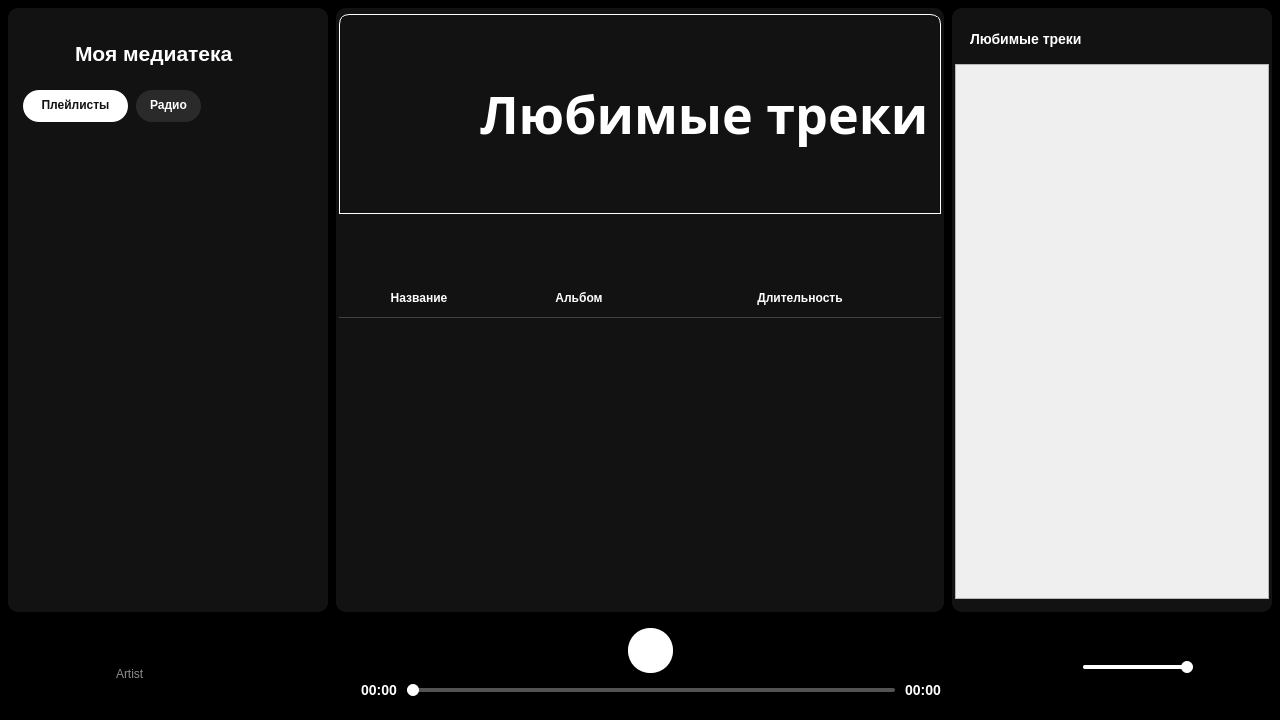
First picture: the form in app/client/ui/ui_main.ui, repository Maxim-101B/Spotato, before the edit.
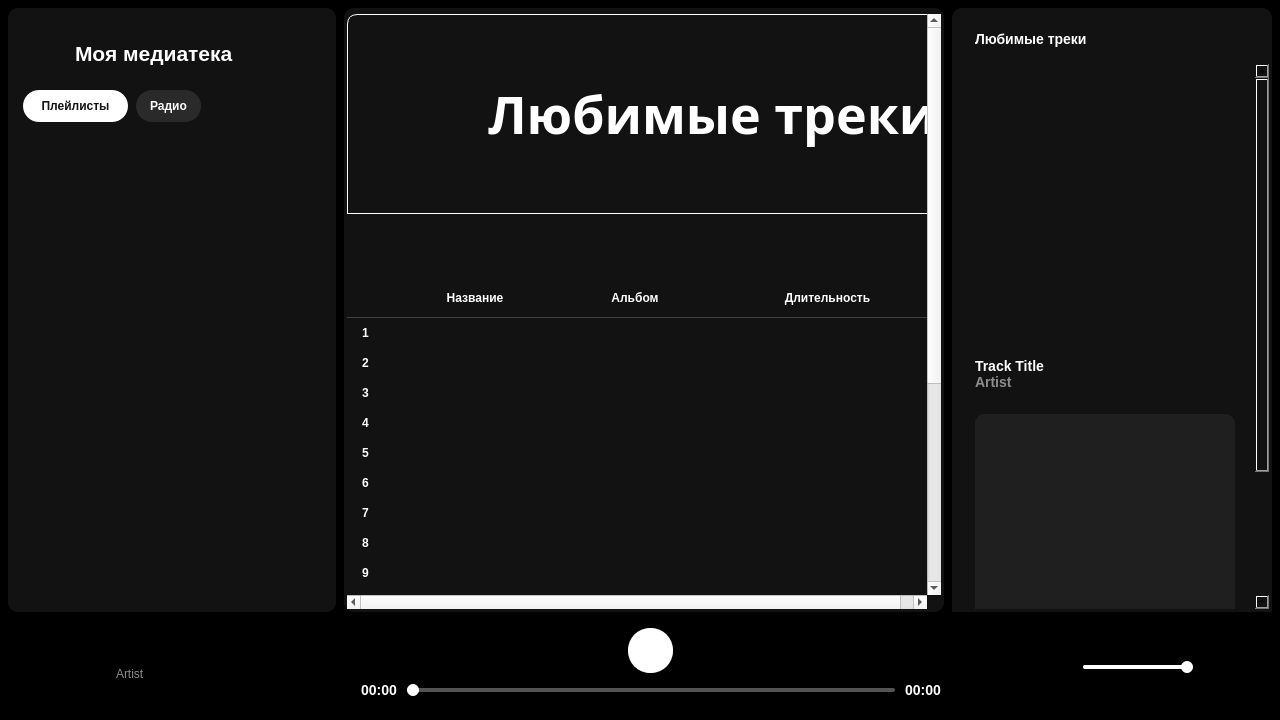
Second picture: the form after the edit. Icons and pictures are not drawn.

```diff
--- a/app/client/ui/ui_main.ui
+++ b/app/client/ui/ui_main.ui
@@ -111,7 +111,7 @@
       <property name="layoutDirection">
        <enum>Qt::LayoutDirection::LeftToRight</enum>
       </property>
-      <layout class="QHBoxLayout" name="horizontalLayout_5" stretch="1,3,1">
+      <layout class="QHBoxLayout" name="horizontalLayout_5" stretch="2,3,0">
        <property name="spacing">
         <number>8</number>
        </property>
@@ -143,7 +143,7 @@
          </property>
          <property name="maximumSize">
           <size>
-           <width>400</width>
+           <width>380</width>
            <height>16777215</height>
           </size>
          </property>
@@ -180,10 +180,7 @@
             </property>
             <property name="styleSheet">
              <string notr="true">#Content_L{
-	padding-left: 12px;
-	padding-right: 12px;
-	padding-top: 20px;
-	padding-bottom: 20px;
+	padding: 20px 12px;
 }
 
 QLabel {
@@ -446,7 +443,7 @@
 	color: white;  
     border: none;
     border-radius: 16px;
-	padding: 0px, 3px, 0px, 0px;
+	padding: 0px 3px 0px 3px;
 	font: 75 15px &quot;Onest&quot;;
 	font-weight: bold;
 }
@@ -477,7 +474,7 @@
                  <number>0</number>
                 </property>
                 <item>
-                 <widget class="QPushButton" name="radio_mode">
+                 <widget class="QPushButton" name="playlist_mode">
                   <property name="sizePolicy">
                    <sizepolicy hsizetype="Fixed" vsizetype="Fixed">
                     <horstretch>0</horstretch>
@@ -511,7 +508,7 @@
                  </widget>
                 </item>
                 <item>
-                 <widget class="QPushButton" name="playlist_mode">
+                 <widget class="QPushButton" name="radio_mode">
                   <property name="sizePolicy">
                    <sizepolicy hsizetype="Fixed" vsizetype="Fixed">
                     <horstretch>0</horstretch>
@@ -663,7 +660,7 @@
          </property>
          <property name="maximumSize">
           <size>
-           <width>900</width>
+           <width>1120</width>
            <height>16777215</height>
           </size>
          </property>
@@ -682,10 +679,7 @@
 	border-radius: 10px;
 	background-color: rgb(18, 18, 18);
 	color: white;
-	padding-left: 0px;
-	padding-right: 0px;
-	padding-top: 0px;
-	padding-bottom: 10px;    
+	padding: 0px, 10px, 0px, 0px;
 }
 
 #playlist_Widget{
@@ -788,10 +782,16 @@
               <rect>
                <x>0</x>
                <y>0</y>
-               <width>608</width>
-               <height>594</height>
+               <width>590</width>
+               <height>1056</height>
               </rect>
              </property>
+             <property name="sizePolicy">
+              <sizepolicy hsizetype="Expanding" vsizetype="Expanding">
+               <horstretch>0</horstretch>
+               <verstretch>0</verstretch>
+              </sizepolicy>
+             </property>
              <property name="styleSheet">
               <string notr="true">#scroll_widget {
     background-color: rgb(18, 18, 18);
@@ -817,7 +817,7 @@
               <item alignment="Qt::AlignmentFlag::AlignTop">
                <widget class="QFrame" name="playlist_frame">
                 <property name="sizePolicy">
-                 <sizepolicy hsizetype="Preferred" vsizetype="Preferred">
+                 <sizepolicy hsizetype="Expanding" vsizetype="Expanding">
                   <horstretch>0</horstretch>
                   <verstretch>0</verstretch>
                  </sizepolicy>
@@ -844,7 +844,7 @@
                  <item alignment="Qt::AlignmentFlag::AlignTop">
                   <widget class="QFrame" name="main_top_frame">
                    <property name="sizePolicy">
-                    <sizepolicy hsizetype="Preferred" vsizetype="Fixed">
+                    <sizepolicy hsizetype="Preferred" vsizetype="Expanding">
                      <horstretch>0</horstretch>
                      <verstretch>0</verstretch>
                     </sizepolicy>
@@ -858,7 +858,7 @@
                    <property name="maximumSize">
                     <size>
                      <width>16777215</width>
-                     <height>200</height>
+                     <height>300</height>
                     </size>
                    </property>
                    <property name="styleSheet">
@@ -958,7 +958,7 @@
                  <item alignment="Qt::AlignmentFlag::AlignTop">
                   <widget class="QFrame" name="list_control">
                    <property name="sizePolicy">
-                    <sizepolicy hsizetype="Preferred" vsizetype="Fixed">
+                    <sizepolicy hsizetype="Preferred" vsizetype="Expanding">
                      <horstretch>0</horstretch>
                      <verstretch>0</verstretch>
                     </sizepolicy>
@@ -974,8 +974,7 @@
                    </property>
                    <property name="styleSheet">
                     <string notr="true">#list_control{
-	padding-left: 10px;
-	padding-right: 10px;
+	padding: 0px 10px;
 }
 
 QPushButton{
@@ -1220,7 +1219,7 @@
                  <item>
                   <widget class="QFrame" name="playlist_widget_frame">
                    <property name="sizePolicy">
-                    <sizepolicy hsizetype="Preferred" vsizetype="Fixed">
+                    <sizepolicy hsizetype="Preferred" vsizetype="Preferred">
                      <horstretch>0</horstretch>
                      <verstretch>0</verstretch>
                     </sizepolicy>
@@ -1241,7 +1240,13 @@
                     <property name="bottomMargin">
                      <number>0</number>
                     </property>
-                    <item alignment="Qt::AlignmentFlag::AlignTop">
+                   </layout>
+                  </widget>
+                 </item>
+                </layout>
+               </widget>
+              </item>
+              <item>
                      <widget class="QTableWidget" name="playlist_Widget">
                       <property name="sizePolicy">
                        <sizepolicy hsizetype="Preferred" vsizetype="Fixed">
@@ -1389,7 +1394,7 @@
                        <bool>true</bool>
                       </property>
                       <property name="rowCount">
-                       <number>0</number>
+                 <number>20</number>
                       </property>
                       <property name="columnCount">
                        <number>3</number>
@@ -1412,6 +1417,26 @@
                       <attribute name="verticalHeaderStretchLastSection">
                        <bool>false</bool>
                       </attribute>
+                <row/>
+                <row/>
+                <row/>
+                <row/>
+                <row/>
+                <row/>
+                <row/>
+                <row/>
+                <row/>
+                <row/>
+                <row/>
+                <row/>
+                <row/>
+                <row/>
+                <row/>
+                <row/>
+                <row/>
+                <row/>
+                <row/>
+                <row/>
                       <column>
                        <property name="text">
                         <string>Название</string>
@@ -1431,12 +1456,6 @@
                     </item>
                    </layout>
                   </widget>
-                 </item>
-                </layout>
-               </widget>
-              </item>
-             </layout>
-            </widget>
            </widget>
           </item>
          </layout>
@@ -1461,20 +1480,42 @@
          </property>
          <property name="maximumSize">
           <size>
-           <width>16777215</width>
+           <width>388</width>
            <height>16777215</height>
           </size>
          </property>
          <property name="styleSheet">
           <string notr="true">#RightSideBar{
-	border-radius: 10px;
 	background-color: rgb(18, 18, 18);
 	color: white;
+	padding: 0px, 0px, 0px, 0px;
+    border-top-left-radius: 10px;
+    border-top-right-radius: 10px;
 }
-</string>
+
+#Content_R{
+	border-top-left-radius: 10px;
+    border-top-right-radius: 10px;
+}
+
+QLabel{
+    font-family: &quot;Onest ExtraBold&quot;;
+    font-weight: 800; /* Extra Bold */
+    font-size: 14px;
+    color: white;
+    background-color: transparent;
+    border: none;
+    padding: 0px;
+    margin: 0px;
+}
+
+QWidget{
+	background-color: rgb(18, 18, 18);
+	border: none;	
+}</string>
          </property>
          <property name="alignment">
-          <set>Qt::AlignmentFlag::AlignRight|Qt::AlignmentFlag::AlignTrailing|Qt::AlignmentFlag::AlignVCenter</set>
+          <set>Qt::AlignmentFlag::AlignCenter</set>
          </property>
          <property name="flat">
           <bool>true</bool>
@@ -1516,20 +1557,7 @@
              <enum>Qt::LayoutDirection::LeftToRight</enum>
             </property>
             <property name="styleSheet">
-             <string notr="true">QLabel{
-    font-family: &quot;Onest ExtraBold&quot;;
-    font-weight: 800; /* Extra Bold */
-    font-size: 14px;
-    color: white;
-    background-color: transparent;
-    border: none;
-    padding: 0px;
-    margin: 0px;
-}
-
-#Content_R{
-	padding: 0px, 10px, 0px, 10px;
-}</string>
+             <string notr="true"/>
             </property>
             <layout class="QVBoxLayout" name="verticalLayout_5">
              <property name="spacing">
@@ -1550,7 +1578,7 @@
              <item>
               <widget class="QFrame" name="top_rsb">
                <property name="sizePolicy">
-                <sizepolicy hsizetype="Preferred" vsizetype="Fixed">
+                <sizepolicy hsizetype="Expanding" vsizetype="Fixed">
                  <horstretch>0</horstretch>
                  <verstretch>0</verstretch>
                 </sizepolicy>
@@ -1562,27 +1590,32 @@
                 </size>
                </property>
                <property name="styleSheet">
-                <string notr="true">QLabel{
+                <string notr="true">#top_rsb{
+	border-radius: 10px;
+}
+
+QLabel{
 	font: 800 11pt &quot;Onest&quot;;
 }
 
 QPushButton{
 	background: transparent;
 	border: none;
-}</string>
+}
+</string>
                </property>
                <layout class="QHBoxLayout" name="horizontalLayout_7">
                 <property name="spacing">
                  <number>0</number>
                 </property>
                 <property name="leftMargin">
-                 <number>15</number>
+                 <number>20</number>
                 </property>
                 <property name="topMargin">
                  <number>0</number>
                 </property>
                 <property name="rightMargin">
-                 <number>15</number>
+                 <number>20</number>
                 </property>
                 <property name="bottomMargin">
                  <number>0</number>
@@ -1590,7 +1623,7 @@
                 <item alignment="Qt::AlignmentFlag::AlignLeft">
                  <widget class="QLabel" name="playlist_name_rsb">
                   <property name="sizePolicy">
-                   <sizepolicy hsizetype="Preferred" vsizetype="Fixed">
+                   <sizepolicy hsizetype="Fixed" vsizetype="Fixed">
                     <horstretch>0</horstretch>
                     <verstretch>0</verstretch>
                    </sizepolicy>
@@ -1637,58 +1670,405 @@
              </item>
              <item>
               <widget class="QScrollArea" name="scrollArea_2">
+               <property name="sizePolicy">
+                <sizepolicy hsizetype="Expanding" vsizetype="MinimumExpanding">
+                 <horstretch>0</horstretch>
+                 <verstretch>0</verstretch>
+                </sizepolicy>
+               </property>
+               <property name="styleSheet">
+                <string notr="true">/* Вертикальная полоса прокрутки в стиле Spotify */
+QScrollBar:vertical {
+    border: none;
+    background: #121212; /* Темный фон как в Spotify */
+    width: 5px; /* Ширина полосы прокрутки */
+    margin: 0px 0px 0px 0px;
+}
+
+/* Слайдер (handle) полосы прокрутки */
+QScrollBar::handle:vertical {
+    background: #535353; /* Серый цвет как у неактивных элементов */
+    min-height: 30px; /* Минимальная высота handle */
+    max-height: 40px;
+    border-radius: 2.4px; /* Закругленные углы */
+}
+
+/* Слайдер при наведении */
+QScrollBar::handle:vertical:hover {
+    background: #686868; /* Светлее при наведении */
+}
+
+/* Слайдер при нажатии */
+QScrollBar::handle:vertical:pressed {
+    background: #1DB954; /* Зеленый Spotify при активном взаимодействии */
+}
+
+/* Верхняя и нижняя кнопки (стрелки) - скрываем */
+QScrollBar::add-line:vertical, QScrollBar::sub-line:vertical {
+    border: none;
+    background: none;
+    height: 0px;
+}
+
+/* Дополнительное пространство сверху и снизу */
+QScrollBar::add-page:vertical, QScrollBar::sub-page:vertical {
+    background: none;
+}
+
+/* Горизонтальная полоса - скрываем */
+QScrollBar:horizontal {
+    height: 0px;
+}</string>
+               </property>
+               <property name="verticalScrollBarPolicy">
+                <enum>Qt::ScrollBarPolicy::ScrollBarAsNeeded</enum>
+               </property>
+               <property name="horizontalScrollBarPolicy">
+                <enum>Qt::ScrollBarPolicy::ScrollBarAlwaysOff</enum>
+               </property>
+               <property name="sizeAdjustPolicy">
+                <enum>QAbstractScrollArea::SizeAdjustPolicy::AdjustIgnored</enum>
+               </property>
                <property name="widgetResizable">
                 <bool>true</bool>
                </property>
+               <property name="alignment">
+                <set>Qt::AlignmentFlag::AlignCenter</set>
+               </property>
                <widget class="QWidget" name="scroll_rsb">
                 <property name="geometry">
                  <rect>
                   <x>0</x>
                   <y>0</y>
-                  <width>318</width>
-                  <height>542</height>
+                  <width>315</width>
+                  <height>715</height>
                  </rect>
                 </property>
+                <property name="sizePolicy">
+                 <sizepolicy hsizetype="Expanding" vsizetype="Expanding">
+                  <horstretch>0</horstretch>
+                  <verstretch>0</verstretch>
+                 </sizepolicy>
+                </property>
+                <property name="layoutDirection">
+                 <enum>Qt::LayoutDirection::LeftToRight</enum>
+                </property>
+                <property name="styleSheet">
+                 <string notr="true"/>
+                </property>
+                <layout class="QVBoxLayout" name="verticalLayout_9" stretch="0,0,0">
+                 <property name="spacing">
+                  <number>15</number>
+                 </property>
+                 <property name="sizeConstraint">
+                  <enum>QLayout::SizeConstraint::SetMinimumSize</enum>
+                 </property>
+                 <property name="leftMargin">
+                  <number>0</number>
+                 </property>
+                 <property name="topMargin">
+                  <number>0</number>
+                 </property>
+                 <property name="rightMargin">
+                  <number>0</number>
+                 </property>
+                 <property name="bottomMargin">
+                  <number>15</number>
+                 </property>
+                 <item>
+                  <widget class="QFrame" name="cov">
+                   <property name="sizePolicy">
+                    <sizepolicy hsizetype="Preferred" vsizetype="Preferred">
+                     <horstretch>0</horstretch>
+                     <verstretch>0</verstretch>
+                    </sizepolicy>
+                   </property>
+                   <property name="minimumSize">
+                    <size>
+                     <width>270</width>
+                     <height>270</height>
+                    </size>
+                   </property>
+                   <property name="maximumSize">
+                    <size>
+                     <width>16777215</width>
+                     <height>348</height>
+                    </size>
+                   </property>
+                   <layout class="QVBoxLayout" name="verticalLayout_8">
+                    <property name="spacing">
+                     <number>0</number>
+                    </property>
+                    <property name="leftMargin">
+                     <number>20</number>
+                    </property>
+                    <property name="topMargin">
+                     <number>0</number>
+                    </property>
+                    <property name="rightMargin">
+                     <number>20</number>
+                    </property>
+                    <property name="bottomMargin">
+                     <number>0</number>
+                    </property>
+                    <item>
+                     <widget class="QFrame" name="gridFrame">
+                      <property name="sizePolicy">
+                       <sizepolicy hsizetype="Expanding" vsizetype="Expanding">
+                        <horstretch>0</horstretch>
+                        <verstretch>0</verstretch>
+                       </sizepolicy>
+                      </property>
+                      <property name="minimumSize">
+                       <size>
+                        <width>270</width>
+                        <height>270</height>
+                       </size>
+                      </property>
+                      <property name="maximumSize">
+                       <size>
+                        <width>348</width>
+                        <height>348</height>
+                       </size>
+                      </property>
+                      <layout class="QGridLayout" name="gridLayout">
+                       <property name="leftMargin">
+                        <number>0</number>
+                       </property>
+                       <property name="topMargin">
+                        <number>0</number>
+                       </property>
+                       <property name="rightMargin">
+                        <number>0</number>
+                       </property>
+                       <property name="bottomMargin">
+                        <number>0</number>
+                       </property>
+                       <property name="spacing">
+                        <number>0</number>
+                       </property>
+                       <item row="0" column="0">
+                        <widget class="QLabel" name="cover">
+                         <property name="sizePolicy">
+                          <sizepolicy hsizetype="Ignored" vsizetype="Ignored">
+                           <horstretch>0</horstretch>
+                           <verstretch>0</verstretch>
+                          </sizepolicy>
+                         </property>
+                         <property name="minimumSize">
+                          <size>
+                           <width>0</width>
+                           <height>0</height>
+                          </size>
+                         </property>
+                         <property name="maximumSize">
+                          <size>
+                           <width>16777215</width>
+                           <height>16777215</height>
+                          </size>
+                         </property>
+                         <property name="layoutDirection">
+                          <enum>Qt::LayoutDirection::LeftToRight</enum>
+                         </property>
+                         <property name="styleSheet">
+                          <string notr="true"/>
+                         </property>
+                         <property name="text">
+                          <string/>
+                         </property>
+                         <property name="pixmap">
+                          <pixmap resource="res.qrc">:/images/img/The_Dark_Side_of_the_Moon.png</pixmap>
+                         </property>
+                         <property name="scaledContents">
+                          <bool>true</bool>
+                         </property>
+                         <property name="alignment">
+                          <set>Qt::AlignmentFlag::AlignCenter</set>
+                         </property>
+                         <property name="margin">
+                          <number>0</number>
+                         </property>
+                        </widget>
+                       </item>
+                      </layout>
+                     </widget>
+                    </item>
+                   </layout>
+                  </widget>
+                 </item>
+                 <item>
+                  <widget class="QFrame" name="crnt_track_frame">
+                   <property name="sizePolicy">
+                    <sizepolicy hsizetype="Expanding" vsizetype="Fixed">
+                     <horstretch>0</horstretch>
+                     <verstretch>0</verstretch>
+                    </sizepolicy>
+                   </property>
+                   <property name="minimumSize">
+                    <size>
+                     <width>0</width>
+                     <height>50</height>
+                    </size>
+                   </property>
+                   <property name="maximumSize">
+                    <size>
+                     <width>16777215</width>
+                     <height>50</height>
+                    </size>
+                   </property>
+                   <layout class="QVBoxLayout" name="verticalLayout_6">
+                    <property name="spacing">
+                     <number>0</number>
+                    </property>
+                    <property name="leftMargin">
+                     <number>20</number>
+                    </property>
+                    <property name="topMargin">
+                     <number>0</number>
+                    </property>
+                    <property name="rightMargin">
+                     <number>20</number>
+                    </property>
+                    <property name="bottomMargin">
+                     <number>0</number>
+                    </property>
+                    <item>
+                     <widget class="QFrame" name="rsb_crnt_track">
+                      <property name="sizePolicy">
+                       <sizepolicy hsizetype="Fixed" vsizetype="Fixed">
+                        <horstretch>0</horstretch>
+                        <verstretch>0</verstretch>
+                       </sizepolicy>
+                      </property>
+                      <property name="styleSheet">
+                       <string notr="true">QLabel{
+	font: 700 15pt &quot;Onest&quot;;
+}
+
+#rsb_artist_lb{
+	font: 600 12pt &quot;Onest&quot;;
+	color: #8E8D8D;
+}</string>
+                      </property>
+                      <layout class="QVBoxLayout" name="a_2">
+                       <property name="spacing">
+                        <number>0</number>
+                       </property>
+                       <property name="leftMargin">
+                        <number>0</number>
+                       </property>
+                       <property name="topMargin">
+                        <number>0</number>
+                       </property>
+                       <property name="rightMargin">
+                        <number>0</number>
+                       </property>
+                       <property name="bottomMargin">
+                        <number>0</number>
+                       </property>
+                       <item>
+                        <widget class="QLabel" name="rsb_track_title_lb">
+                         <property name="text">
+                          <string>Track Title</string>
+                         </property>
+                        </widget>
+                       </item>
+                       <item>
+                        <widget class="QLabel" name="rsb_artist_lb">
+                         <property name="text">
+                          <string>Artist</string>
+                         </property>
+                        </widget>
+                       </item>
+                      </layout>
+                     </widget>
+                    </item>
+                   </layout>
+                  </widget>
+                 </item>
+                 <item>
+                  <widget class="QFrame" name="track_info">
+                   <property name="sizePolicy">
+                    <sizepolicy hsizetype="Expanding" vsizetype="Expanding">
+                     <horstretch>0</horstretch>
+                     <verstretch>0</verstretch>
+                    </sizepolicy>
+                   </property>
+                   <property name="minimumSize">
+                    <size>
+                     <width>0</width>
+                     <height>0</height>
+                    </size>
+                   </property>
+                   <property name="styleSheet">
+                    <string notr="true">QTextEdit{
+	border-radius: 10px;
+	background-color: rgb(31, 31, 31);
+}</string>
+                   </property>
+                   <layout class="QVBoxLayout" name="verticalLayout_19">
+                    <property name="spacing">
+                     <number>0</number>
+                    </property>
+                    <property name="leftMargin">
+                     <number>20</number>
+                    </property>
+                    <property name="topMargin">
+                     <number>0</number>
+                    </property>
+                    <property name="rightMargin">
+                     <number>20</number>
+                    </property>
+                    <property name="bottomMargin">
+                     <number>0</number>
+                    </property>
+                    <item>
                 <widget class="QFrame" name="verticalFrame">
-                 <property name="geometry">
-                  <rect>
-                   <x>20</x>
-                   <y>20</y>
-                   <width>275</width>
-                   <height>275</height>
-                  </rect>
+                      <property name="sizePolicy">
+                       <sizepolicy hsizetype="Expanding" vsizetype="Expanding">
+                        <horstretch>0</horstretch>
+                        <verstretch>0</verstretch>
+                       </sizepolicy>
                  </property>
                  <property name="minimumSize">
                   <size>
-                   <width>275</width>
-                   <height>275</height>
-                  </size>
-                 </property>
-                 <property name="maximumSize">
-                  <size>
-                   <width>500</width>
-                   <height>500</height>
+                        <width>0</width>
+                        <height>0</height>
                   </size>
                  </property>
                  <layout class="QVBoxLayout" name="verticalLayout_3">
                   <property name="spacing">
                    <number>0</number>
                   </property>
+                       <property name="leftMargin">
+                        <number>0</number>
+                       </property>
+                       <property name="topMargin">
+                        <number>0</number>
+                       </property>
+                       <property name="rightMargin">
+                        <number>0</number>
+                       </property>
+                       <property name="bottomMargin">
+                        <number>0</number>
+                       </property>
                   <item>
-                   <widget class="QLabel" name="label">
-                    <property name="text">
-                     <string/>
-                    </property>
-                    <property name="pixmap">
-                     <pixmap resource="res.qrc">:/images/img/default_cover.jpg</pixmap>
-                    </property>
-                    <property name="scaledContents">
-                     <bool>true</bool>
-                    </property>
+                        <widget class="QTextEdit" name="textEdit">
+                         <property name="minimumSize">
+                          <size>
+                           <width>0</width>
+                           <height>350</height>
+                          </size>
+                         </property>
                    </widget>
                   </item>
                  </layout>
                 </widget>
+                    </item>
+                   </layout>
+                  </widget>
+                 </item>
+                </layout>
                </widget>
               </widget>
              </item>
@@ -2554,7 +2934,7 @@
                       <string/>
                      </property>
                      <property name="pixmap">
-                      <pixmap resource="res.qrc">:/images/img/default_cover.jpg</pixmap>
+                      <pixmap resource="res.qrc">:/images/img/The_Dark_Side_of_the_Moon.png</pixmap>
                      </property>
                      <property name="scaledContents">
                       <bool>true</bool>
@@ -2565,7 +2945,7 @@
                  </widget>
                 </item>
                 <item>
-                 <widget class="QFrame" name="audio_frame">
+                 <widget class="QFrame" name="pp_crnt_track">
                   <property name="sizePolicy">
                    <sizepolicy hsizetype="Fixed" vsizetype="Fixed">
                     <horstretch>0</horstretch>
@@ -2579,7 +2959,6 @@
 
 #pp_artist_lb{
 	font: 600 9pt &quot;Onest&quot;;
-	
 	color: #8E8D8D;
 }</string>
                   </property>
```
Lines whose indentation alone changed are shown as unchanged.
